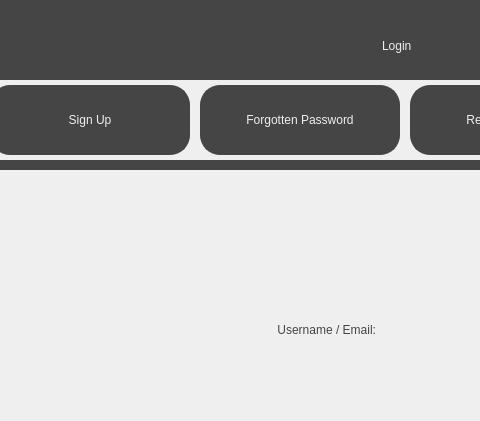
Qt form src/ui/login_screens/login.ui (jackm245/Riemann-Hypothesis) before a commit; both pictures show x 230 to 710 and y 0 to 421 of the 1340 by 720 pixel window.
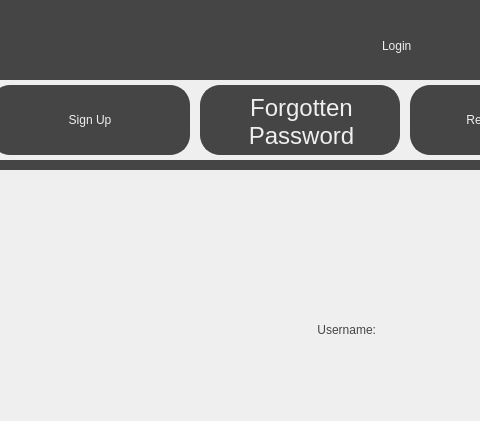
The same form after that commit.

Commit message: Change fonts and add tutorial

```diff
--- a/src/ui/login_screens/login.ui
+++ b/src/ui/login_screens/login.ui
@@ -104,30 +104,6 @@
       <string>Sign Up</string>
      </property>
     </widget>
-    <widget class="QPushButton" name="ForgottenPasswordTab">
-     <property name="geometry">
-      <rect>
-       <x>430</x>
-       <y>5</y>
-       <width>200</width>
-       <height>70</height>
-      </rect>
-     </property>
-     <property name="cursor">
-      <cursorShape>PointingHandCursor</cursorShape>
-     </property>
-     <property name="styleSheet">
-      <string notr="true">border: 2px solid;
-border-radius: 20px;
-border-color:rgb(69, 69, 69);
-background-color: rgb(69, 69, 69);
-font: 12pt &quot;Sans Serif&quot;; color:rgb(239, 239, 239);
-</string>
-     </property>
-     <property name="text">
-      <string>Forgotten Password</string>
-     </property>
-    </widget>
     <widget class="QPushButton" name="ResetPasswordTab">
      <property name="geometry">
       <rect>
@@ -152,6 +128,55 @@
       <string>Reset Password</string>
      </property>
     </widget>
+    <widget class="QPushButton" name="ForgottenPasswordTab">
+     <property name="geometry">
+      <rect>
+       <x>430</x>
+       <y>5</y>
+       <width>200</width>
+       <height>70</height>
+      </rect>
+     </property>
+     <property name="cursor">
+      <cursorShape>PointingHandCursor</cursorShape>
+     </property>
+     <property name="styleSheet">
+      <string notr="true">border: 2px solid;
+border-radius: 20px;
+background-color: rgba(0, 0, 0, 0);
+border-color: rgba(0, 0, 0, 0);</string>
+     </property>
+     <property name="text">
+      <string/>
+     </property>
+    </widget>
+    <widget class="QLabel" name="ForgottenPasswordLabel">
+     <property name="geometry">
+      <rect>
+       <x>430</x>
+       <y>5</y>
+       <width>200</width>
+       <height>70</height>
+      </rect>
+     </property>
+     <property name="styleSheet">
+      <string notr="true">border: 2px solid;
+border-radius: 20px;
+border-color:rgb(69, 69, 69);
+background-color: rgb(69, 69, 69);
+font: 18pt &quot;Sans Serif&quot;; color:rgb(239, 239, 239);
+padding: 7px;
+</string>
+     </property>
+     <property name="text">
+      <string>&lt;html&gt;&lt;head/&gt;&lt;body&gt;&lt;p align=&quot;center&quot;&gt;&lt;span style=&quot; font-size:18pt;&quot;&gt;Forgotten&lt;br/&gt;Password&lt;/span&gt;&lt;/p&gt;&lt;/body&gt;&lt;/html&gt;</string>
+     </property>
+    </widget>
+    <zorder>LoginTab</zorder>
+    <zorder>SignUpTab</zorder>
+    <zorder>ResetPasswordTab</zorder>
+    <zorder>ForgottenPasswordLabel</zorder>
+    <zorder>ForgottenPasswordTab</zorder>
    </widget>
    <widget class="QWidget" name="MainWidget" native="true">
     <property name="geometry">
@@ -180,7 +205,7 @@
 background-color: rgb(239, 239, 239); padding: 5px;</string>
      </property>
      <property name="text">
-      <string>&lt;html&gt;&lt;head/&gt;&lt;body&gt;&lt;p align=&quot;right&quot;&gt;Username / Email:&lt;/p&gt;&lt;/body&gt;&lt;/html&gt;</string>
+      <string>&lt;html&gt;&lt;head/&gt;&lt;body&gt;&lt;p align=&quot;right&quot;&gt;Username:&lt;/p&gt;&lt;/body&gt;&lt;/html&gt;</string>
      </property>
     </widget>
     <widget class="QLabel" name="PasswordText">
```
Left out of the diff: 7 changed lines with no effect on the pictures. The commit also changes 18 other files.
